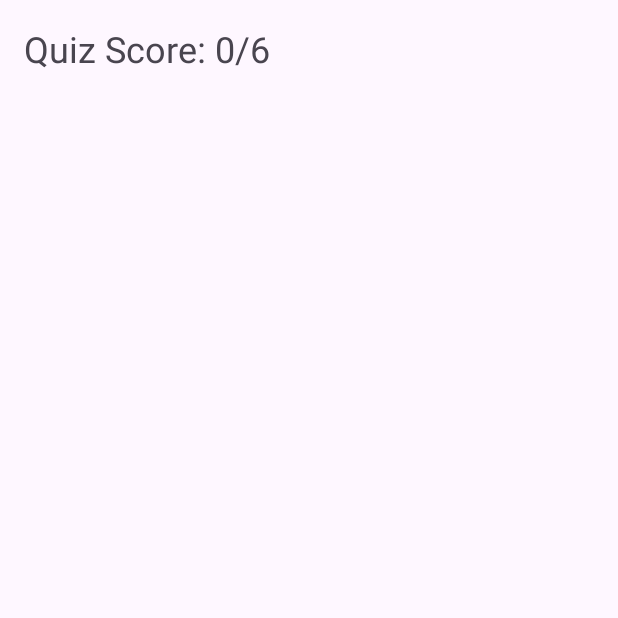
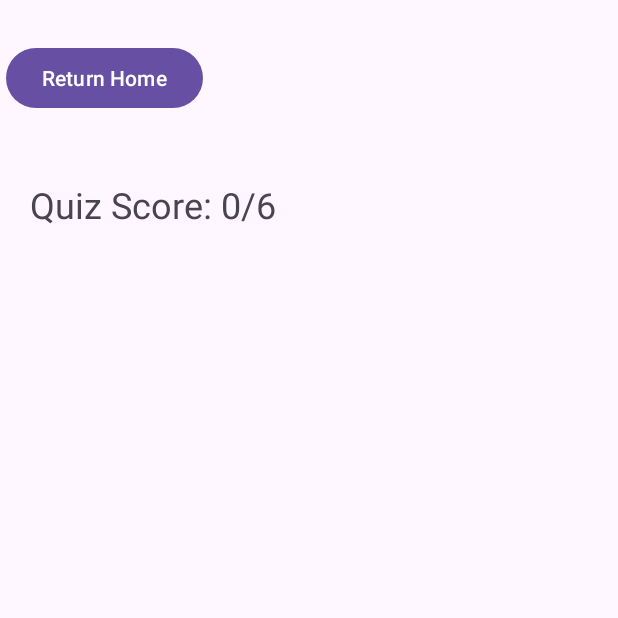
Before and after one commit to George-Tharpe/CountryQuiz, an Android app: the fragment QuizResultsFragment placed in its activity, on a phone screen of 412 x 824 dp, the top half of it. Run offline under Robolectric (Android 15) with nearby library versions, the phone set to English and light mode, and no system bars.

Commit message:
Possibly final changes

```diff
--- a/app/src/main/java/edu/uga/cs/countryquiz/MainActivity.java
+++ b/app/src/main/java/edu/uga/cs/countryquiz/MainActivity.java
@@ -13,10 +13,9 @@ public class MainActivity extends AppCompatActivity {
 
         // Initialize the database and populate countries from CSV asynchronously
         CountryDBHelper dbHelper = CountryDBHelper.getInstance(this);
-        CountryData data = new CountryData(this);
         dbHelper.populateCountriesFromCSVAsync(this);
 
-        data.open();
+
 
         // Display the SplashFragment initially
         getSupportFragmentManager().beginTransaction()
--- a/app/src/main/java/edu/uga/cs/countryquiz/QuizResultsFragment.java
+++ b/app/src/main/java/edu/uga/cs/countryquiz/QuizResultsFragment.java
@@ -4,6 +4,7 @@ import android.os.Bundle;
 import android.view.LayoutInflater;
 import android.view.View;
 import android.view.ViewGroup;
+import android.widget.Button;
 import android.widget.TextView;
 
 import androidx.fragment.app.Fragment;
@@ -22,6 +23,9 @@ public class QuizResultsFragment extends Fragment {
 
         // Display the quiz score
         TextView scoreTextView = view.findViewById(R.id.score_text_view);
+
+        Button returnHome = view.findViewById(R.id.homeButton);
+
         int score = QuizContainerFragment.getScore(); // Get the score from QuizContainerFragment
         scoreTextView.setText("Quiz Score: " + score + "/6");
 
@@ -37,6 +41,14 @@ public class QuizResultsFragment extends Fragment {
         }
         quizDataTextView.setText(stringBuilder.toString());
 
+        returnHome.setOnClickListener(v -> {
+            // Replace the SplashFragment with the QuizFragment
+            requireActivity().getSupportFragmentManager().beginTransaction()
+                    .replace(R.id.fragment_container, new SplashFragment())
+                    .commit();
+        });
+
+
         return view;
 
     }
--- a/app/src/main/res/layout/fragment_quiz_results.xml
+++ b/app/src/main/res/layout/fragment_quiz_results.xml
@@ -1,27 +1,51 @@
 <?xml version="1.0" encoding="utf-8"?>
-<androidx.constraintlayout.widget.ConstraintLayout xmlns:android="http://schemas.android.com/apk/res/android"
+<ScrollView xmlns:android="http://schemas.android.com/apk/res/android"
     xmlns:app="http://schemas.android.com/apk/res-auto"
     android:layout_width="match_parent"
     android:layout_height="match_parent">
+
+    <androidx.constraintlayout.widget.ConstraintLayout
+        android:layout_width="match_parent"
+        android:layout_height="wrap_content">
+
+        <!-- Your existing layout content -->
 
         <TextView
             android:id="@+id/score_text_view"
             android:layout_width="wrap_content"
             android:layout_height="wrap_content"
+            android:layout_marginStart="4dp"
+            android:layout_marginTop="104dp"
+            android:padding="16dp"
             android:text="Your Score:"
             android:textSize="24sp"
             app:layout_constraintStart_toStartOf="parent"
-        app:layout_constraintTop_toTopOf="parent"
-        android:padding="16dp"/>
+            app:layout_constraintTop_toTopOf="parent" />
 
         <TextView
             android:id="@+id/quiz_data_text_view"
             android:layout_width="wrap_content"
             android:layout_height="wrap_content"
+            android:layout_marginStart="4dp"
+            android:layout_marginTop="16dp"
+            android:padding="16dp"
             android:text="Past Quiz Data:"
             android:textSize="20sp"
             app:layout_constraintStart_toStartOf="parent"
-        app:layout_constraintTop_toBottomOf="@+id/score_text_view"
-        android:padding="16dp"/>
+            app:layout_constraintTop_toBottomOf="@+id/score_text_view" />
+
+        <Button
+            android:id="@+id/homeButton"
+            android:layout_width="wrap_content"
+            android:layout_height="wrap_content"
+            android:layout_marginBottom="24dp"
+            android:text="Return Home"
+            app:layout_constraintBottom_toTopOf="@+id/score_text_view"
+            app:layout_constraintEnd_toEndOf="parent"
+            app:layout_constraintHorizontal_bias="0.014"
+            app:layout_constraintStart_toStartOf="parent"
+            app:layout_constraintTop_toTopOf="parent"
+            app:layout_constraintVertical_bias="0.875" />
 
     </androidx.constraintlayout.widget.ConstraintLayout>
+</ScrollView>
--- a/app/src/main/res/layout/fragment_splash.xml
+++ b/app/src/main/res/layout/fragment_splash.xml
@@ -1,6 +1,7 @@
 <?xml version="1.0" encoding="utf-8"?>
 <androidx.constraintlayout.widget.ConstraintLayout xmlns:android="http://schemas.android.com/apk/res/android"
     xmlns:app="http://schemas.android.com/apk/res-auto"
+    xmlns:tools="http://schemas.android.com/tools"
     android:layout_width="match_parent"
     android:layout_height="match_parent">
 
@@ -29,4 +30,5 @@
         app:layout_constraintStart_toStartOf="parent"
         app:layout_constraintTop_toBottomOf="@+id/textView"
         app:layout_constraintVertical_bias="0.198" />
+
 </androidx.constraintlayout.widget.ConstraintLayout>
```
Also changed, not shown: app/src/main/java/edu/uga/cs/countryquiz/QuizPagerAdapter.java (line endings or trailing spaces). Lines whose indentation alone changed are shown as unchanged.
